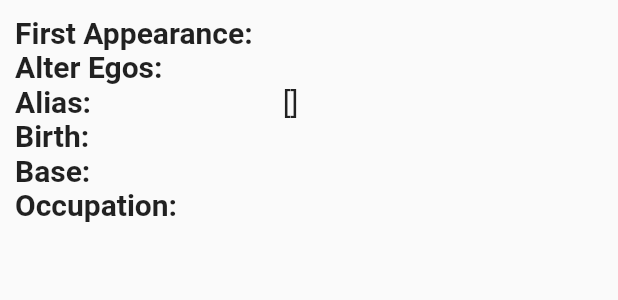
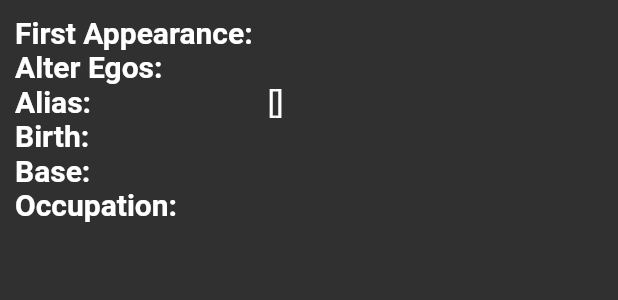
Before and after one commit to mustahsanK/superheroes_flutter_app, a Flutter app: the About widget shown alone on an empty page, opened directly with empty values, on a phone screen of 412 x 824 dp. Shown: the top 300 px of the screen. Run offline on Flutter 3.47's test engine with Material 2 defaults, Android fonts, the phone set to English and light mode, and no system bars; network calls fail; Roboto replaces fonts that are missing (Kanit).

Commit message:
ui changes

```diff
--- a/lib/superheroes_app.dart
+++ b/lib/superheroes_app.dart
@@ -1,4 +1,5 @@
 import 'package:flutter/material.dart';
+import 'package:superheroes_app/superheroes_theme.dart';
 import 'package:superheroes_app/views/screens/profile_screen.dart';
 
 import 'models/appearence.dart';
@@ -47,6 +48,7 @@ class SuperheroesApp extends StatelessWidget {
   Widget build(BuildContext context) {
     return MaterialApp(
       home: ProfileScreen(batman),
+      theme: appTheme,
     );
   }
 }
--- /dev/null
+++ b/lib/superheroes_theme.dart
@@ -0,0 +1,6 @@
+import 'package:flutter/material.dart';
+
+ThemeData appTheme = ThemeData(
+  brightness: Brightness.dark,
+  fontFamily: 'Kanit'
+);
--- a/lib/views/widgets/about.dart
+++ b/lib/views/widgets/about.dart
@@ -10,11 +10,7 @@ class About extends StatelessWidget {
 
   @override
   Widget build(BuildContext context) {
-    return SingleChildScrollView(
-      scrollDirection: Axis.horizontal,
-      child: Container(
-        padding: const EdgeInsets.all(10),
-        child: Row(
+    return Row(
       mainAxisAlignment: MainAxisAlignment.start,
       crossAxisAlignment: CrossAxisAlignment.start,
       children: [
@@ -23,26 +19,29 @@ class About extends StatelessWidget {
           20,
           FontWeight.bold,
         ),
-            const SizedBox(width: 20),
-            _buildField(
+        SingleChildScrollView(
+          scrollDirection: Axis.horizontal,
+          child: _buildField(
             [bio.first, bio.alterEgo, bio.aliases.toString(), bio.placeOfBirth, work.base, work.occupation],
             20,
             FontWeight.normal,
           ),
+        ),
       ],
-        ),
-      ),
     );
   }
 
   Widget _buildField(List<String> list, double sz, FontWeight wt) {
-    return Column(
+    return Container(
+      padding: const EdgeInsets.fromLTRB(10, 10, 0, 10),
+      child: Column(
         mainAxisAlignment: MainAxisAlignment.start,
         crossAxisAlignment: CrossAxisAlignment.start,
         children: [
           for (var l in list)
             Text(l, style: TextStyle(fontSize: sz, fontWeight: wt))
         ],
+      ),
     );
   }
 }
--- a/lib/views/widgets/card_row.dart
+++ b/lib/views/widgets/card_row.dart
@@ -9,7 +9,9 @@ class CardRow extends StatelessWidget {
 
   @override
   Widget build(BuildContext context) {
-    return SingleChildScrollView(
+    return Container(
+      padding: const EdgeInsets.fromLTRB(10, 0, 10, 0),
+      child: SingleChildScrollView(
         scrollDirection: Axis.horizontal,
         child: Row(
           children: [
@@ -17,6 +19,7 @@ class CardRow extends StatelessWidget {
               InfoCard(titles[i], values[i])
           ],
         ),
+      ),
     );
   }
 }
```
Lines whose indentation alone changed are shown as unchanged.
